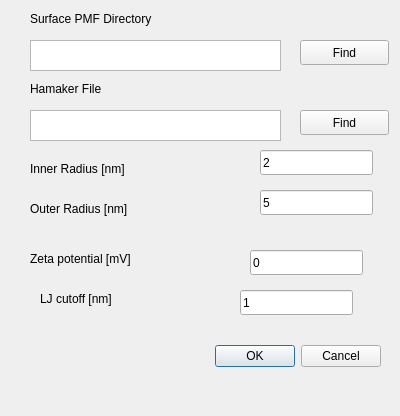
Before: the Qt Designer form NPDesigner/src/addshell.ui in ucd-softmatterlab/NPCoronaPredict, drawn with Qt 5.
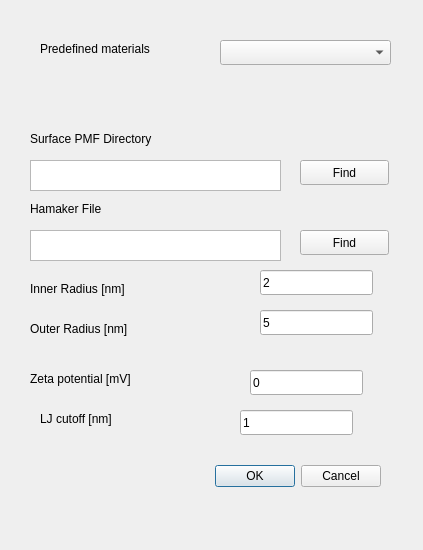
After: the same form once the commit is applied.

Commit message: [UPDATE] NPDesigner: PDB output, better material selection

The edit to the form file:
```diff
--- a/NPDesigner/src/addshell.ui
+++ b/NPDesigner/src/addshell.ui
@@ -6,8 +6,8 @@
    <rect>
     <x>0</x>
     <y>0</y>
-    <width>400</width>
-    <height>416</height>
+    <width>423</width>
+    <height>550</height>
    </rect>
   </property>
   <property name="windowTitle">
@@ -17,7 +17,7 @@
    <property name="geometry">
     <rect>
      <x>40</x>
-     <y>340</y>
+     <y>460</y>
      <width>341</width>
      <height>32</height>
     </rect>
@@ -33,7 +33,7 @@
    <property name="geometry">
     <rect>
      <x>300</x>
-     <y>40</y>
+     <y>160</y>
      <width>89</width>
      <height>25</height>
     </rect>
@@ -46,7 +46,7 @@
    <property name="geometry">
     <rect>
      <x>30</x>
-     <y>40</y>
+     <y>160</y>
      <width>251</width>
      <height>31</height>
     </rect>
@@ -56,7 +56,7 @@
    <property name="geometry">
     <rect>
      <x>30</x>
-     <y>250</y>
+     <y>370</y>
      <width>131</width>
      <height>17</height>
     </rect>
@@ -69,7 +69,7 @@
    <property name="geometry">
     <rect>
      <x>30</x>
-     <y>10</y>
+     <y>130</y>
      <width>171</width>
      <height>17</height>
     </rect>
@@ -82,7 +82,7 @@
    <property name="geometry">
     <rect>
      <x>30</x>
-     <y>80</y>
+     <y>200</y>
      <width>171</width>
      <height>17</height>
     </rect>
@@ -95,7 +95,7 @@
    <property name="geometry">
     <rect>
      <x>30</x>
-     <y>200</y>
+     <y>320</y>
      <width>131</width>
      <height>17</height>
     </rect>
@@ -108,7 +108,7 @@
    <property name="geometry">
     <rect>
      <x>40</x>
-     <y>290</y>
+     <y>410</y>
      <width>131</width>
      <height>17</height>
     </rect>
@@ -121,7 +121,7 @@
    <property name="geometry">
     <rect>
      <x>300</x>
-     <y>110</y>
+     <y>230</y>
      <width>89</width>
      <height>25</height>
     </rect>
@@ -134,7 +134,7 @@
    <property name="geometry">
     <rect>
      <x>30</x>
-     <y>110</y>
+     <y>230</y>
      <width>251</width>
      <height>31</height>
     </rect>
@@ -144,7 +144,7 @@
    <property name="geometry">
     <rect>
      <x>30</x>
-     <y>160</y>
+     <y>280</y>
      <width>131</width>
      <height>17</height>
     </rect>
@@ -157,7 +157,7 @@
    <property name="geometry">
     <rect>
      <x>260</x>
-     <y>150</y>
+     <y>270</y>
      <width>113</width>
      <height>25</height>
     </rect>
@@ -170,7 +170,7 @@
    <property name="geometry">
     <rect>
      <x>260</x>
-     <y>190</y>
+     <y>310</y>
      <width>113</width>
      <height>25</height>
     </rect>
@@ -183,7 +183,7 @@
    <property name="geometry">
     <rect>
      <x>250</x>
-     <y>250</y>
+     <y>370</y>
      <width>113</width>
      <height>25</height>
     </rect>
@@ -196,7 +196,7 @@
    <property name="geometry">
     <rect>
      <x>240</x>
-     <y>290</y>
+     <y>410</y>
      <width>113</width>
      <height>25</height>
     </rect>
@@ -205,6 +205,29 @@
     <string>1</string>
    </property>
   </widget>
+  <widget class="QComboBox" name="materialTypeBox">
+   <property name="geometry">
+    <rect>
+     <x>220</x>
+     <y>40</y>
+     <width>171</width>
+     <height>25</height>
+    </rect>
+   </property>
+  </widget>
+  <widget class="QLabel" name="label">
+   <property name="geometry">
+    <rect>
+     <x>40</x>
+     <y>40</y>
+     <width>151</width>
+     <height>17</height>
+    </rect>
+   </property>
+   <property name="text">
+    <string>Predefined materials</string>
+   </property>
+  </widget>
  </widget>
  <resources/>
  <connections>
```
The commit also changes 8 other files.
